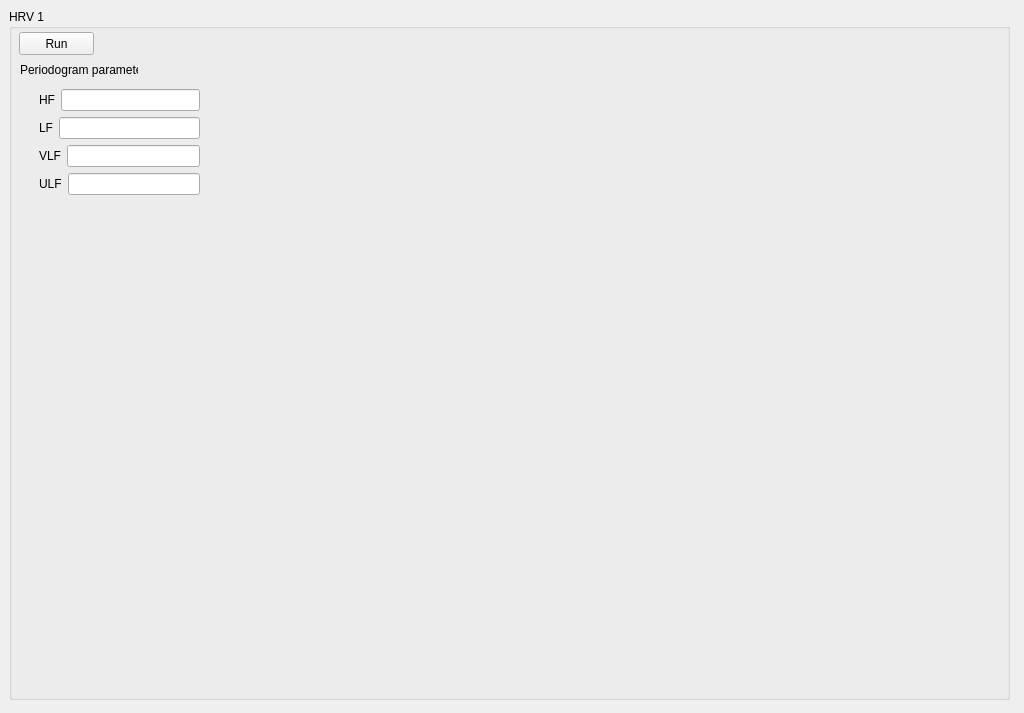
Qt form EcgApplicationCore/View/hrv1_gui.ui (KuleszIB/EcgAppCore) before a commit.
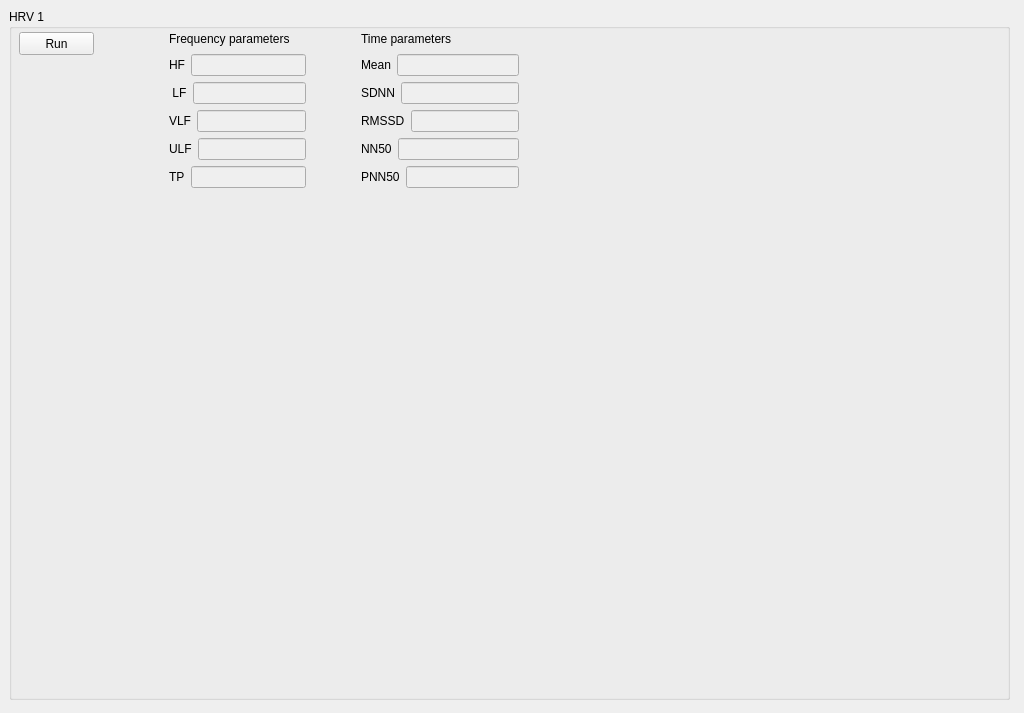
The same form after that commit.

Commit message: wyswietlanie parametrów dla HRV1

Patch:
```diff
--- a/EcgApplicationCore/View/hrv1_gui.ui
+++ b/EcgApplicationCore/View/hrv1_gui.ui
@@ -48,15 +48,26 @@
      </rect>
     </property>
    </widget>
-   <widget class="QWidget" name="layoutWidget">
+   <widget class="QWidget" name="">
     <property name="geometry">
      <rect>
-      <x>30</x>
-      <y>80</y>
-      <width>161</width>
-      <height>108</height>
+      <x>160</x>
+      <y>20</y>
+      <width>350</width>
+      <height>159</height>
      </rect>
     </property>
+    <layout class="QHBoxLayout" name="horizontalLayout">
+     <item>
+      <layout class="QVBoxLayout" name="verticalLayout_2">
+       <item>
+        <widget class="QLabel" name="label">
+         <property name="text">
+          <string>Frequency parameters</string>
+         </property>
+        </widget>
+       </item>
+       <item>
     <layout class="QVBoxLayout" name="verticalLayout">
      <item>
       <layout class="QHBoxLayout" name="horizontalLayout_2">
@@ -68,7 +79,11 @@
         </widget>
        </item>
        <item>
-        <widget class="QLineEdit" name="lineEditHF"/>
+            <widget class="QLineEdit" name="lineEditHF">
+             <property name="enabled">
+              <bool>false</bool>
+             </property>
+            </widget>
        </item>
       </layout>
      </item>
@@ -77,12 +92,16 @@
        <item>
         <widget class="QLabel" name="labelLF">
          <property name="text">
-          <string>LF</string>
+              <string> LF</string>
          </property>
         </widget>
        </item>
        <item>
-        <widget class="QLineEdit" name="lineEditLF"/>
+            <widget class="QLineEdit" name="lineEditLF">
+             <property name="enabled">
+              <bool>false</bool>
+             </property>
+            </widget>
        </item>
       </layout>
      </item>
@@ -96,12 +115,16 @@
         </widget>
        </item>
        <item>
-        <widget class="QLineEdit" name="lineEditVLF"/>
+            <widget class="QLineEdit" name="lineEditVLF">
+             <property name="enabled">
+              <bool>false</bool>
+             </property>
+            </widget>
        </item>
       </layout>
      </item>
      <item>
-      <layout class="QHBoxLayout" name="horizontalLayout_5">
+          <layout class="QHBoxLayout" name="horizontalLayout_6">
        <item>
         <widget class="QLabel" name="labelULF">
          <property name="text">
@@ -110,24 +133,155 @@
         </widget>
        </item>
        <item>
-        <widget class="QLineEdit" name="lineEditULF"/>
+            <widget class="QLineEdit" name="lineEditULF">
+             <property name="enabled">
+              <bool>false</bool>
+             </property>
+            </widget>
        </item>
       </layout>
      </item>
-    </layout>
-   </widget>
-   <widget class="QLabel" name="label">
-    <property name="geometry">
-     <rect>
-      <x>11</x>
-      <y>53</y>
-      <width>118</width>
-      <height>16</height>
-     </rect>
-    </property>
+         <item>
+          <layout class="QHBoxLayout" name="horizontalLayout_5">
+           <item>
+            <widget class="QLabel" name="labelTP">
+             <property name="text">
+              <string>TP</string>
+             </property>
+            </widget>
+           </item>
+           <item>
+            <widget class="QLineEdit" name="lineEditTP">
+             <property name="enabled">
+              <bool>false</bool>
+             </property>
+            </widget>
+           </item>
+          </layout>
+         </item>
+        </layout>
+       </item>
+      </layout>
+     </item>
+     <item>
+      <spacer name="horizontalSpacer">
+       <property name="orientation">
+        <enum>Qt::Horizontal</enum>
+       </property>
+       <property name="sizeHint" stdset="0">
+        <size>
+         <width>40</width>
+         <height>20</height>
+        </size>
+       </property>
+      </spacer>
+     </item>
+     <item>
+      <layout class="QVBoxLayout" name="verticalLayout_3">
+       <item>
+        <widget class="QLabel" name="label_2">
+         <property name="text">
+          <string>Time parameters</string>
+         </property>
+        </widget>
+       </item>
+       <item>
+        <layout class="QVBoxLayout" name="verticalLayout_4">
+         <item>
+          <layout class="QHBoxLayout" name="horizontalLayout_7">
+           <item>
+            <widget class="QLabel" name="labelMean">
+             <property name="text">
+              <string>Mean</string>
+             </property>
+            </widget>
+           </item>
+           <item>
+            <widget class="QLineEdit" name="lineEditMean">
+             <property name="enabled">
+              <bool>false</bool>
+             </property>
+            </widget>
+           </item>
+          </layout>
+         </item>
+         <item>
+          <layout class="QHBoxLayout" name="horizontalLayout_8">
+           <item>
+            <widget class="QLabel" name="labelSDNN">
     <property name="text">
-     <string>Periodogram parameters</string>
-    </property>
+              <string>SDNN</string>
+             </property>
+            </widget>
+           </item>
+           <item>
+            <widget class="QLineEdit" name="lineEditSDNN">
+             <property name="enabled">
+              <bool>false</bool>
+             </property>
+            </widget>
+           </item>
+          </layout>
+         </item>
+         <item>
+          <layout class="QHBoxLayout" name="horizontalLayout_9">
+           <item>
+            <widget class="QLabel" name="labelRMSSD">
+             <property name="text">
+              <string>RMSSD</string>
+             </property>
+            </widget>
+           </item>
+           <item>
+            <widget class="QLineEdit" name="lineEditRMSSD">
+             <property name="enabled">
+              <bool>false</bool>
+             </property>
+            </widget>
+           </item>
+          </layout>
+         </item>
+         <item>
+          <layout class="QHBoxLayout" name="horizontalLayout_10">
+           <item>
+            <widget class="QLabel" name="labelNN50">
+             <property name="text">
+              <string>NN50</string>
+             </property>
+            </widget>
+           </item>
+           <item>
+            <widget class="QLineEdit" name="lineEditNN50">
+             <property name="enabled">
+              <bool>false</bool>
+             </property>
+            </widget>
+           </item>
+          </layout>
+         </item>
+         <item>
+          <layout class="QHBoxLayout" name="horizontalLayout_11">
+           <item>
+            <widget class="QLabel" name="labelPNN50">
+             <property name="text">
+              <string>PNN50</string>
+             </property>
+            </widget>
+           </item>
+           <item>
+            <widget class="QLineEdit" name="lineEditPNN50">
+             <property name="enabled">
+              <bool>false</bool>
+             </property>
+            </widget>
+           </item>
+          </layout>
+         </item>
+        </layout>
+       </item>
+      </layout>
+     </item>
+    </layout>
    </widget>
   </widget>
  </widget>
```
Lines whose indentation alone changed are shown as unchanged. The commit also changes 1 other file.
